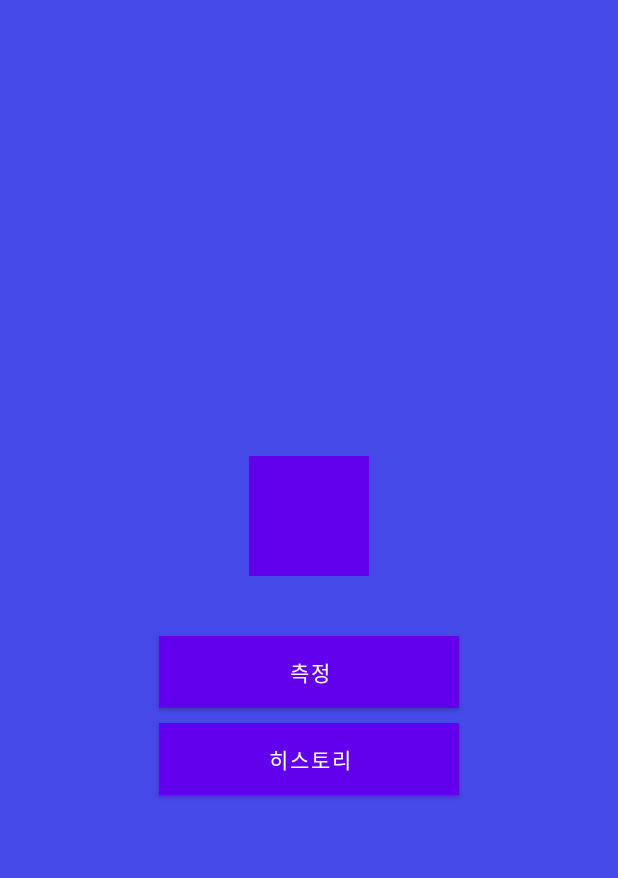
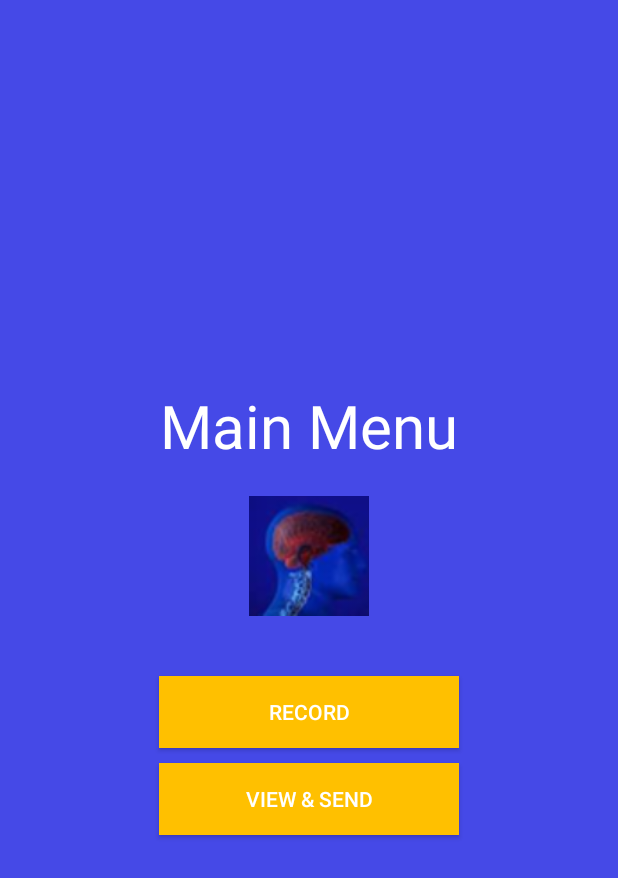
Before and after one commit to CHOOSLA/RSA, an Android app: the screen it shows after launch (MainActivity), on a phone screen of 412 x 824 dp. Shown: the top 878 px of the screen. Run offline under Robolectric (Android 15) with nearby library versions, the phone set to English and light mode, and no system bars; 2 statements that could not run were skipped.

Commit message:
View & Send 수정 및 테마를 기존의 테마로 변경 작업

```diff
--- a/RSA/app/build.gradle
+++ b/RSA/app/build.gradle
@@ -46,4 +46,9 @@ dependencies {
     // 추가된 것
     // CalendarView 를 쓰기 위한 것
     implementation 'com.github.applikeysolutions:cosmocalendar:1.0.3'
+
+    // 추가된 것
+    // SlyCalendar 라이브러리
+    // https://github.com/psinetron/slycalendarview
+    implementation 'com.github.psinetron:slycalendarview:0.0.9'
 }
--- a/RSA/app/src/main/java/kr/ac/sch/oopsla/rsa/MainActivity.java
+++ b/RSA/app/src/main/java/kr/ac/sch/oopsla/rsa/MainActivity.java
@@ -48,7 +48,7 @@ public class MainActivity extends AppCompatActivity{
         });
 
         mViewBtn.setOnClickListener((v)->{
-            Intent intent = new Intent(MainActivity.this,ViewActivity.class);
+            Intent intent = new Intent(MainActivity.this,ViewSelectActivity.class);
             startActivity(intent);
         });
 
--- a/RSA/app/src/main/res/layout/activity_main.xml
+++ b/RSA/app/src/main/res/layout/activity_main.xml
@@ -8,8 +8,16 @@
     android:background="@color/fst_background"
     android:orientation="vertical"
     android:gravity="center">
+    <TextView
+        android:id="@+id/main"
+        android:layout_width="fill_parent"
+        android:layout_height="wrap_content"
+        android:gravity="center"
+        android:text="Main Menu"
+        android:textColor="#ffffff"
+        android:textSize="40dp" />
 
-    <Button
+    <androidx.appcompat.widget.AppCompatButton
         android:id="@+id/main_image"
         android:layout_width="80dp"
         android:layout_height="80dp"
@@ -17,18 +25,18 @@
         android:layout_marginTop="20dp"
         android:background="@drawable/main_image" />
 
-    <Button
+    <androidx.appcompat.widget.AppCompatButton
         android:id="@+id/button_rsa"
-        android:text="측정"
+        android:text="Record"
         android:layout_width="200dp"
         android:layout_height="wrap_content"
         android:layout_marginBottom="10dp"
         android:background="@color/fst_menu"
         android:textColor="#FFFFFF" />
 
-    <Button
+    <androidx.appcompat.widget.AppCompatButton
         android:id="@+id/button_view"
-        android:text="히스토리"
+        android:text="View &amp; Send"
         android:layout_width="200dp"
         android:layout_height="wrap_content"
         android:layout_marginBottom="10dp"
--- a/RSA/app/src/main/res/values/strings.xml
+++ b/RSA/app/src/main/res/values/strings.xml
@@ -1,3 +1,6 @@
 <resources>
     <string name="app_name">RSA</string>
+    <string name="dateFormat" translatable="false">yyyy-MM-dd</string>
+    <string name="timeFormat" translatable="false">yyyy-MM-dd HH:mm</string>
+    <string name="period" translatable="false">%1$s – %2$s</string>
 </resources>
```
Also changed, not shown: RSA/app/src/main/AndroidManifest.xml (+17 -0 lines), RSA/app/src/main/res/layout/activity_measure.xml (+6 -5 lines), RSA/app/src/main/res/layout/activity_result.xml (+12 -5 lines), 13 other files.
